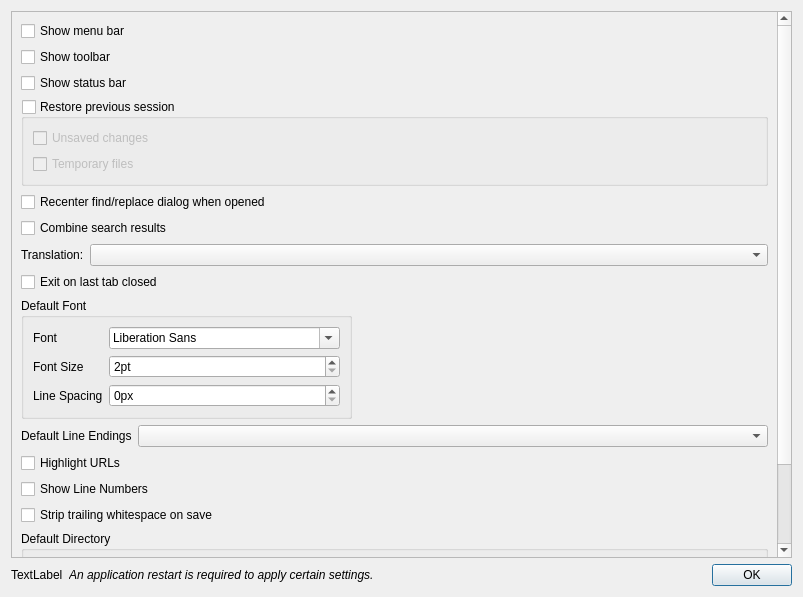
This is src/dialogs/PreferencesDialog.ui in Basheer-Raad/NotepadNext-Plus- as Qt 5 draws it before an edit. The edited form follows.
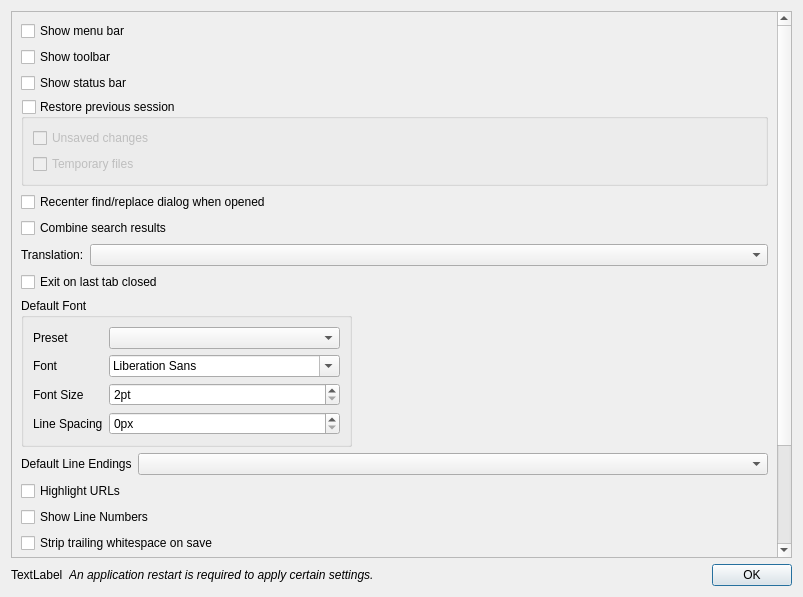
This is the edited form.

Commit message:
Add font style preset toggle between TextEdit and Classic modes
Adds a View > Font Style submenu and a Preset combo in Preferences
to quickly switch between macOS TextEdit (Menlo, 2px spacing) and
Classic (Courier New, 0px spacing) font rendering.

The edit to the form file:
```diff
--- a/src/dialogs/PreferencesDialog.ui
+++ b/src/dialogs/PreferencesDialog.ui
@@ -132,6 +132,16 @@
             <string>Default Font</string>
            </property>
            <layout class="QFormLayout" name="formLayout_2">
+            <item row="0" column="0">
+             <widget class="QLabel" name="label_fontPreset">
+              <property name="text">
+               <string>Preset</string>
+              </property>
+             </widget>
+            </item>
+            <item row="0" column="1">
+             <widget class="QComboBox" name="comboBoxFontPreset"/>
+            </item>
             <item row="1" column="0">
              <widget class="QLabel" name="label_2">
               <property name="text">
```
The commit also changes 3 other files.
